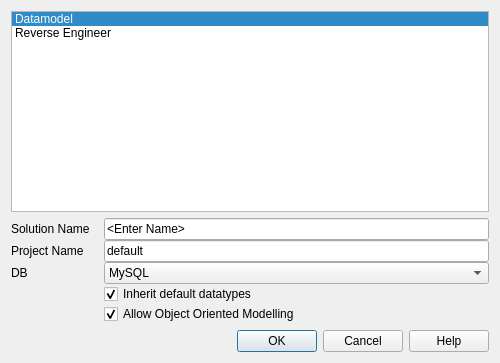
Qt form NewProjectDialog.ui (fritzone/ddm) before a commit.
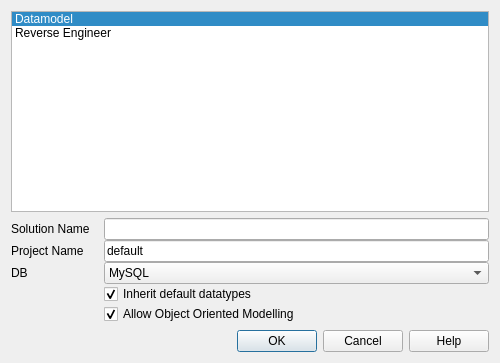
The same form after that commit. Icons and pictures are not drawn.

The edit to the form file:
```diff
--- a/NewProjectDialog.ui
+++ b/NewProjectDialog.ui
@@ -128,7 +128,7 @@
            <string>The name of the solution</string>
           </property>
           <property name="text">
-           <string>&lt;Enter Name&gt;</string>
+           <string/>
           </property>
          </widget>
         </item>
```
